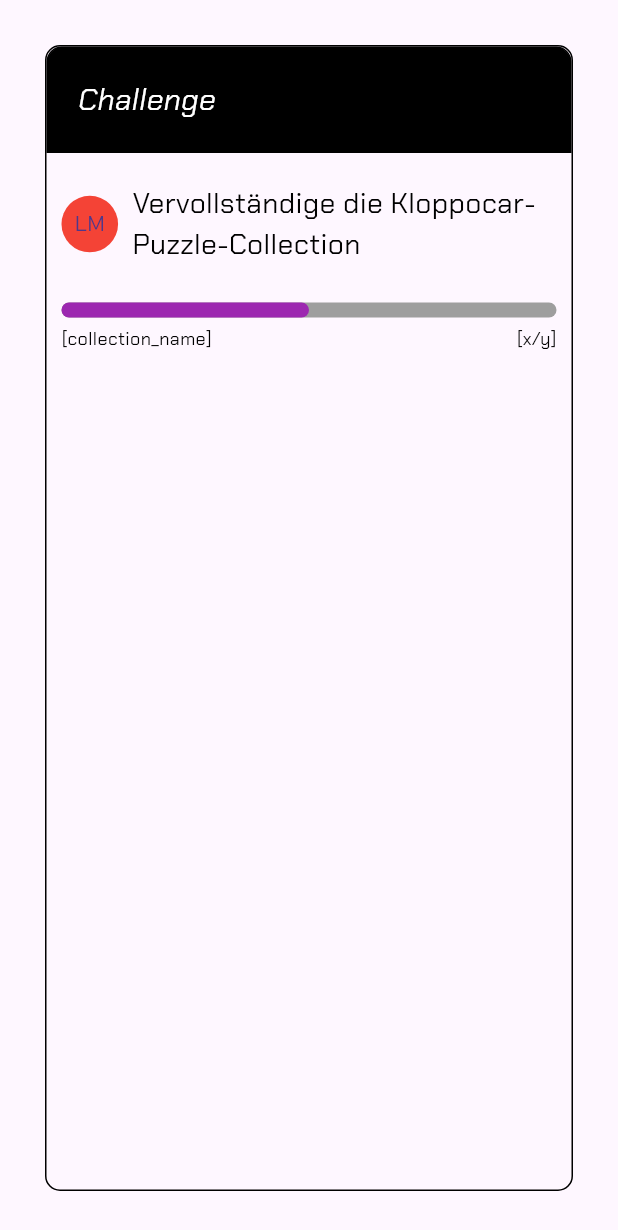
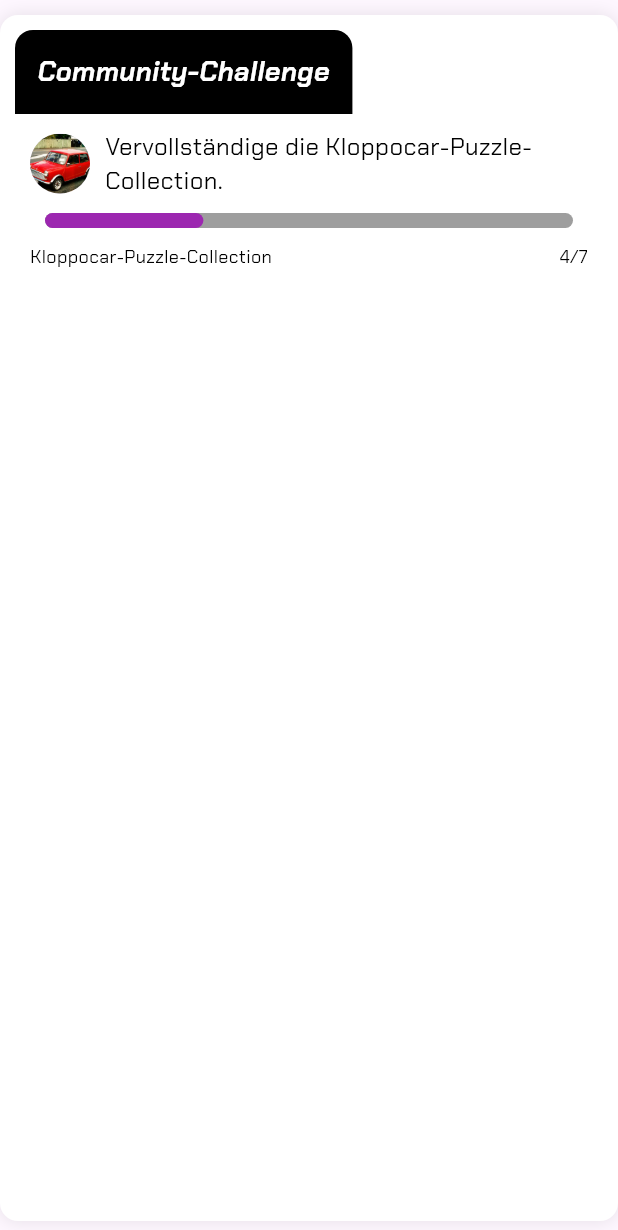
Before and after one commit to sonomar/fluttertest, a Flutter app: what challengeBox() shows on an empty page, opened directly, on a phone screen of 412 x 824 dp. Shown: the top 1230 px of the screen. Run offline on Flutter 3.47's test engine with Material 3 defaults, Android fonts, the phone set to English and light mode, and no system bars; drawn by our look-alikes of percent_indicator; our stand-ins replace bloc, equatable, flutter_bloc, shared_preferences, sqflite; missing offline and left inert: amazon_cognito_identity_dart_2, flutter_3d_controller, mobile_scanner; accounts and stored records are empty; project files that could hold a hidden picture were left out.

Commit message:
merge anu code

```diff
--- a/lib/home_screen.dart
+++ b/lib/home_screen.dart
@@ -1,9 +1,8 @@
 import 'package:flutter/material.dart';
 import 'package:percent_indicator/linear_percent_indicator.dart';
-import 'package:flutter_3d_controller/flutter_3d_controller.dart';
 import 'dart:async';
 import 'notifications_page.dart';
-import './widgets/object_viewer.dart'; // notification page import
+import 'widgets/object_viewer.dart'; // notification page import
 
 class HomeScreen extends StatefulWidget {
   const HomeScreen({super.key, required this.qrcode});
@@ -11,100 +10,6 @@ class HomeScreen extends StatefulWidget {
 
   @override
   State<HomeScreen> createState() => _HomeScreenState();
-}
-
-Widget sectionHeader(String header) {
-  return Padding(
-      padding: const EdgeInsets.only(top: 30.0),
-      child: Stack(alignment: Alignment.center, children: [
-        const Divider(height: 20, thickness: 1, color: Colors.grey),
-        Text(header,
-            style: const TextStyle(
-              fontSize: 20,
-              color: Colors.black,
-              fontWeight: FontWeight.w700,
-              backgroundColor: Colors.white,
-            )),
-      ]));
-}
-
-Widget challengeBox() {
-  return Padding(
-      padding: const EdgeInsets.all(30.0),
-      child: Container(
-          padding: const EdgeInsets.only(bottom: 20.0),
-          decoration: BoxDecoration(
-              borderRadius: BorderRadius.circular(10),
-              border: Border.all(
-                color: Colors.black,
-              )),
-          child: Column(children: [
-            Container(
-                padding: const EdgeInsets.all(20.0),
-                alignment: Alignment.topLeft,
-                decoration: BoxDecoration(
-                    color: Colors.black,
-                    borderRadius: const BorderRadius.only(
-                        topLeft: Radius.circular(10),
-                        topRight: Radius.circular(10)),
-                    border: Border.all(
-                      color: Colors.black,
-                    )),
-                child: const Text('Challenge',
-                    style: TextStyle(
-                        fontSize: 20,
-                        color: Colors.white,
-                        fontStyle: FontStyle.italic))),
-            Padding(
-                padding: const EdgeInsets.only(
-                    top: 20, left: 10.0, right: 10.0, bottom: 10.0),
-                child: FittedBox(
-                  fit: BoxFit.scaleDown,
-                  child: Row(
-                      mainAxisAlignment: MainAxisAlignment.start,
-                      children: [
-                        const CircleAvatar(
-                            backgroundColor: Colors.red, child: Text('LM')),
-                        Padding(
-                            padding: const EdgeInsets.only(left: 10.0),
-                            child: Expanded(
-                                child: Container(
-                                    alignment: Alignment.center,
-                                    width: 300,
-                                    child: Flexible(
-                                        child: Text(
-                                            'Vervollständige die Kloppocar-Puzzle-Collection',
-                                            maxLines: 3,
-                                            style: TextStyle(
-                                                fontSize: 20,
-                                                color: Colors.black))))))
-                      ]),
-                )),
-            Padding(
-              padding: const EdgeInsets.only(top: 15.0),
-              child: LinearPercentIndicator(
-                animation: true,
-                animationDuration: 2000,
-                lineHeight: 10.0,
-                percent: 0.5,
-                backgroundColor: Colors.grey,
-                // ignore: deprecated_member_use
-                barRadius: const Radius.circular(90),
-                progressColor: Colors.purple,
-              ),
-            ),
-            const Padding(
-              padding: EdgeInsets.only(top: 5.0, left: 10.0, right: 10.0),
-              child: Row(
-                  mainAxisAlignment: MainAxisAlignment.spaceBetween,
-                  children: [
-                    Text('[collection_name]',
-                        style: TextStyle(fontSize: 12, color: Colors.black)),
-                    Text('[x/y]',
-                        style: TextStyle(fontSize: 12, color: Colors.black))
-                  ]),
-            ),
-          ])));
 }
 
 class _HomeScreenState extends State<HomeScreen> {
@@ -272,44 +177,87 @@ class _HomeScreenState extends State<HomeScreen> {
         centerTitle: false,
         leading: const Padding(
           padding: EdgeInsets.only(left: 30.0),
-              child: CircleAvatar(
-                  backgroundColor: Colors.white, child: Text('LM')),
+          child: CircleAvatar(backgroundColor: Colors.white, child: Text('LM')),
         ),
         title: const Column(
           crossAxisAlignment: CrossAxisAlignment.start,
           children: [
             Text('USERNAME',
-                    textAlign: TextAlign.left,
-                    style:
-                        TextStyle(fontSize: 10, fontWeight: FontWeight.w700)),
+                style: TextStyle(fontSize: 10, fontWeight: FontWeight.w700)),
             Text('USERNAME',
-                    textAlign: TextAlign.left,
-                    style:
-                        TextStyle(fontSize: 20, fontWeight: FontWeight.w200)),
+                style: TextStyle(fontSize: 20, fontWeight: FontWeight.w200)),
           ],
-            )),
+        ),
+        actions: [
+          Stack(
+            children: [
+              IconButton(
+                icon: Container(
+                  padding: const EdgeInsets.all(8),
+                  decoration: BoxDecoration(
+                    color: Colors.white,
+                    shape: BoxShape.circle,
+                    border: Border.all(
+                      color: Colors.purple,
+                      width: 2,
+                    ),
+                  ),
+                  child: const Icon(
+                    Icons.notifications,
+                    color: Colors.black,
+                    size: 24,
+                  ),
+                ),
+                onPressed: () {
+                  Navigator.push(
+                    context,
+                    MaterialPageRoute(
+                        builder: (context) => const NotificationsPage()),
+                  );
+                },
+              ),
+              if (unreadNotifications > 0)
+                Positioned(
+                  right: 10,
+                  top: 10,
+                  child: Container(
+                    padding: const EdgeInsets.all(5),
+                    decoration: const BoxDecoration(
+                      color: Colors.red,
+                      shape: BoxShape.circle,
+                    ),
+                    child: Text(
+                      unreadNotifications.toString(),
+                      style: const TextStyle(
+                        color: Colors.white,
+                        fontSize: 12,
+                        fontWeight: FontWeight.bold,
+                      ),
+                    ),
+                  ),
+                ),
+            ],
+          ),
+        ],
+      ),
       body: SingleChildScrollView(
         child: Padding(
           padding: const EdgeInsets.all(32),
           child: Column(
             children: [
-                    const Stack(alignment: Alignment.center, children: [
-                      Divider(height: 20, thickness: 1, color: Colors.grey),
-                      CircleAvatar(
-                          backgroundColor: Colors.white, child: Text('LM')),
-                    ]),
               objectViewer(),
+              Text(widget.qrcode,
+                  style: const TextStyle(
+                      fontSize: 20, fontWeight: FontWeight.w700)),
               const Padding(
                 padding: EdgeInsets.only(top: 30.0),
                 child: Row(
                     mainAxisAlignment: MainAxisAlignment.spaceBetween,
                     children: [
                       Text('[card_title]',
-                                style: TextStyle(
-                                    fontSize: 12, color: Colors.black)),
+                          style: TextStyle(fontSize: 12, color: Colors.black)),
                       Text('[card_type_svg]',
-                                style: TextStyle(
-                                    fontSize: 12, color: Colors.black))
+                          style: TextStyle(fontSize: 12, color: Colors.black))
                     ]),
               ),
               Padding(
@@ -320,82 +268,126 @@ class _HomeScreenState extends State<HomeScreen> {
                   lineHeight: 14.0,
                   percent: 0.5,
                   backgroundColor: Colors.grey,
+                  barRadius: const Radius.circular(90),
+                  progressColor: Colors.purple,
+                ),
+              ),
+              turLWidget(),
+              kloppocarWidget(),
+              communityChallengeWidget(_formatTime(_remainingTime)),
+              sectionHeader('CHALLENGES'),
+              challengeBox(),
+              challengeBox(),
+              sectionHeader('Nachrichten'),
+              const Text('list of news items here'),
+            ],
+          ),
+        ),
+      ),
+    );
+  }
+}
+
+/// Section Header Widget
+Widget sectionHeader(String header) {
+  return Padding(
+      padding: const EdgeInsets.only(top: 30.0),
+      child: Stack(alignment: Alignment.center, children: [
+        const Divider(height: 20, thickness: 1, color: Colors.grey),
+        Text(header,
+            style: const TextStyle(
+              fontSize: 20,
+              color: Colors.black,
+              fontWeight: FontWeight.w700,
+              backgroundColor: Colors.white,
+            )),
+      ]));
+}
+
+/// Challenge Box
+Widget challengeBox() {
+  return Padding(
+    padding: const EdgeInsets.symmetric(vertical: 10.0),
+    child: Container(
+      padding: const EdgeInsets.all(10.0),
+      decoration: BoxDecoration(
+        color: Colors.white,
+        borderRadius: BorderRadius.circular(12),
+        boxShadow: [
+          BoxShadow(
             // ignore: deprecated_member_use
+            color: Colors.black.withOpacity(0.1),
+            blurRadius: 10,
+          ),
+        ],
+      ),
+      child: Column(
+        crossAxisAlignment: CrossAxisAlignment.start,
+        children: [
+          Container(
+            padding: const EdgeInsets.all(15),
+            decoration: BoxDecoration(
+              color: Colors.black,
+              borderRadius: const BorderRadius.only(
+                  topLeft: Radius.circular(12), topRight: Radius.circular(12)),
+            ),
+            child: const Text(
+              'Community-Challenge',
+              style: TextStyle(
+                fontSize: 18,
+                color: Colors.white,
+                fontStyle: FontStyle.italic,
+                fontWeight: FontWeight.bold,
+              ),
+            ),
+          ),
+          Padding(
+            padding: const EdgeInsets.all(10),
+            child: Row(
+              children: [
+                const CircleAvatar(
+                  backgroundImage: AssetImage("assets/images/car.jpg"),
+                ),
+                const SizedBox(width: 10),
+                Expanded(
+                  child: Column(
+                    crossAxisAlignment: CrossAxisAlignment.start,
+                    children: const [
+                      Text(
+                        'Vervollständige die Kloppocar-Puzzle-Collection.',
+                        style: TextStyle(fontSize: 16, color: Colors.black),
+                      ),
+                    ],
+                  ),
+                ),
+              ],
+            ),
+          ),
+          Padding(
+            padding: const EdgeInsets.symmetric(horizontal: 10),
+            child: LinearPercentIndicator(
+              animation: true,
+              animationDuration: 2000,
+              lineHeight: 10.0,
+              percent: 0.3,
+              backgroundColor: Colors.grey,
               barRadius: const Radius.circular(90),
               progressColor: Colors.purple,
             ),
           ),
           const Padding(
-                      padding: EdgeInsets.only(top: 30.0),
+            padding: EdgeInsets.all(10),
             child: Row(
               mainAxisAlignment: MainAxisAlignment.spaceBetween,
               children: [
-                            Text('[collection_name]',
-                                style: TextStyle(
-                                    fontSize: 12, color: Colors.black)),
-                            Text('[x/y]',
-                                style: TextStyle(
-                                    fontSize: 12, color: Colors.black))
-                          ]),
-                    ),
-                    const Padding(
-                        padding: EdgeInsets.only(top: 30.0),
-                        child: Divider(
-                            height: 20, thickness: 1, color: Colors.grey)),
-                    const Padding(
-                        padding: EdgeInsets.only(top: 30.0),
-                        child: Row(
-                            mainAxisAlignment: MainAxisAlignment.spaceBetween,
-                            children: [
-                              Text('COMMUNITY',
-                                  style: TextStyle(
-                                      fontSize: 12, color: Colors.black)),
-                            ])),
-                    const Padding(
-                      padding: EdgeInsets.only(top: 30.0),
-                      child: Row(
-                          mainAxisAlignment: MainAxisAlignment.spaceBetween,
-                          children: [
-                            Text('[collection_title]',
-                                style: TextStyle(
-                                    fontSize: 12, color: Colors.black)),
-                            Text('[award_logo_svg]',
-                                style: TextStyle(
-                                    fontSize: 12, color: Colors.black))
-                          ]),
-                    ),
-                    Padding(
-                      padding: const EdgeInsets.only(top: 15.0),
-                      child: LinearPercentIndicator(
-                        animation: true,
-                        animationDuration: 2000,
-                        lineHeight: 14.0,
-                        percent: 0.5,
-                        backgroundColor: Colors.grey,
-                        // ignore: deprecated_member_use
-                        barRadius: const Radius.circular(90),
-                        progressColor: Colors.purple,
+                Text('Kloppocar-Puzzle-Collection',
+                    style: TextStyle(fontSize: 12, color: Colors.black)),
+                Text('4/7', style: TextStyle(fontSize: 12, color: Colors.black))
+              ],
             ),
           ),
-                    const Padding(
-                        padding: EdgeInsets.only(top: 30.0),
-                        child: Row(
-                          mainAxisAlignment: MainAxisAlignment.spaceBetween,
-                          children: [
-                            Text('[community_challenge_name]',
-                                style: TextStyle(
-                                    fontSize: 12, color: Colors.black)),
-                            Text('[x/y]',
-                                style: TextStyle(
-                                    fontSize: 12, color: Colors.black))
         ],
-                        )),
-                    sectionHeader('CHALLENGE'),
-                    challengeBox(),
-                    challengeBox(),
-                    sectionHeader('Nachrichten'),
-                    const Text('list of news items here'),
-                  ],
-                ))));
+      ),
+    ),
+  );
 }
-}
```
Lines whose indentation alone changed are shown as unchanged.
